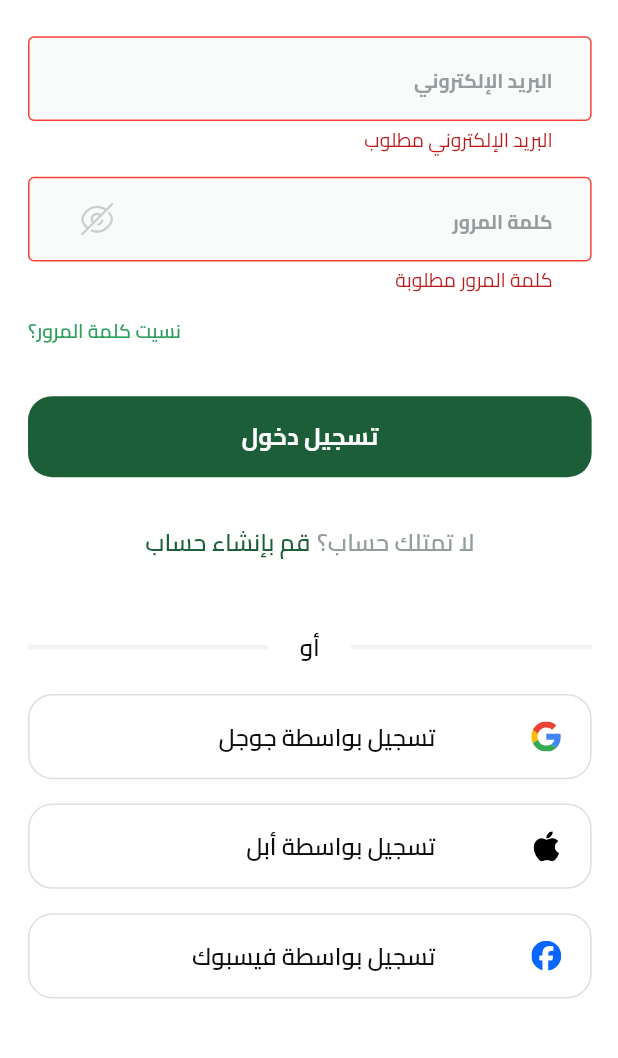
After one commit to khaled365-code/Fruits_Hub_app, a Flutter app: the LoginScreen screen opened by its route, after a tap on "تسجيل دخول", on a phone screen of 412 x 824 dp, the part 122-1180 px from its top. The commit adds this screen. Run offline on Flutter 3.47's test engine with Material 3 defaults, Android fonts, the phone set to English and light mode, and no system bars; drawn by our look-alikes of modal_progress_hud_nsn; our stand-ins replace bloc, dartz, dio, email_validator, equatable, firebase_auth and 7 more; accounts and stored records are empty.

Commit message:
feat: add the signin bloc , enable login using email and password , add custom widget for modal progress hud , modify common fun of building snack bar , modify the service locator to have 'AuthRepo' type basically

```diff
--- a/lib/core/global/theme/theme_data/app_light_theme.dart
+++ b/lib/core/global/theme/theme_data/app_light_theme.dart
@@ -206,9 +206,9 @@
     return SnackBarThemeData(
       insetPadding: EdgeInsets.symmetric(horizontal: 16),
       elevation: 0,
-      behavior: SnackBarBehavior.floating,
       showCloseIcon: true,
       closeIconColor: Colors.white,
+      behavior: SnackBarBehavior.floating,
       backgroundColor: AppColors.primaryColor,
       shape: RoundedRectangleBorder(
         borderRadius: BorderRadius.circular(4),
--- /dev/null
+++ b/lib/core/widgets/custom_progress_hud_widget.dart
@@ -0,0 +1,19 @@
+
+
+
+import 'package:flutter/material.dart';
+import 'package:modal_progress_hud_nsn/modal_progress_hud_nsn.dart';
+
+class CustomProgressHudWidget extends StatelessWidget {
+  const CustomProgressHudWidget({super.key,required this.isLoading,required this.child});
+
+
+  final bool isLoading;
+  final Widget child;
+  @override
+  Widget build(BuildContext context) {
+    return ModalProgressHUD(
+        inAsyncCall: isLoading,
+        child: child);
+  }
+}
--- a/lib/features/auth/domain/repos/auth_repo.dart
+++ b/lib/features/auth/domain/repos/auth_repo.dart
@@ -13,6 +13,10 @@
 
 
 
+  Future<Either<Failure,USerEntity>> signInUsingEmailAndPassword({required String email,required String password});
+
+
+
 
 
 
--- a/lib/features/auth/presentation/manager/login_bloc/login_bloc.dart
+++ b/lib/features/auth/presentation/manager/login_bloc/login_bloc.dart
@@ -3,6 +3,8 @@
 import 'package:flutter/cupertino.dart';
 import 'package:flutter_bloc/flutter_bloc.dart';
 import 'package:fruits_commerce_app/core/global/constants/app_constants.dart';
+import 'package:fruits_commerce_app/features/auth/domain/entities/user_entity.dart';
+import 'package:fruits_commerce_app/features/auth/domain/repos/auth_repo.dart';
 import 'package:meta/meta.dart';
 
 
@@ -14,29 +16,28 @@
 
   static get(BuildContext context)=>BlocProvider.of(context);
 
-  AutovalidateMode loginValidateMode=AutovalidateMode.disabled;
   GlobalKey<FormState> loginFormKey=GlobalKey();
   TextEditingController emailController=TextEditingController();
   TextEditingController passwordController=TextEditingController();
 
-  LoginBloc() : super(LoginState()) {
+  final AuthRepo authRepo;
+
+
+  LoginBloc({required this.authRepo}) : super(LoginState()) {
     on<LoginEvent>((event, emit) async
     {
       if(event is LoginUsingEmailAndPasswordEvent)
         {
           emit(state.copyWith(requestState: RequestStates.loading));
-          await Future.delayed(Duration(seconds:10),(){
-            if(event.email=='khaled.mohamed.dev.tech@gmail.com' && event.password=='khaled123')
-            {
-              emit(state.copyWith(requestState: RequestStates.success));
-            }
-            else
-            {
-              emit(state.copyWith(requestState: RequestStates.error));
-            }
-          });
-
-
+          var result=await authRepo.signInUsingEmailAndPassword(email: event.email, password: event.password);;
+          result.fold(
+          (failure) => emit(state.copyWith(errorMessage: failure.callBack,requestState: RequestStates.error)),
+          (userEntity) => emit(state.copyWith(userEntity: userEntity,requestState: RequestStates.success)),
+         );
+      }
+      if(event is ChangeValidationModeEvent)
+        {
+          emit(state.copyWith(loginValidateMode: AutovalidateMode.always));
         }
     });
   }
--- a/lib/features/auth/presentation/manager/login_bloc/login_event.dart
+++ b/lib/features/auth/presentation/manager/login_bloc/login_event.dart
@@ -17,7 +17,11 @@
   @override
   List<Object?> get props => [email,password];
 
+}
 
-
+final class ChangeValidationModeEvent extends LoginEvent
+{
+  @override
+  List<Object?> get props => [];
 
 }
--- a/lib/features/auth/presentation/manager/login_bloc/login_state.dart
+++ b/lib/features/auth/presentation/manager/login_bloc/login_state.dart
@@ -4,16 +4,26 @@
 class LoginState extends Equatable {
 
   final RequestStates requestState;
+  final String? errorMessage;
+  final USerEntity? user;
+  final AutovalidateMode? loginValidateMode;
 
 
-  const LoginState({this.requestState=RequestStates.initial});
+  const LoginState({this.requestState=RequestStates.initial,
+  this.errorMessage,
+  this.user,
+  this.loginValidateMode=AutovalidateMode.disabled
+  });
 
 
 
-  LoginState copyWith({RequestStates? requestState})
+  LoginState copyWith({RequestStates? requestState,String? errorMessage,USerEntity? userEntity,AutovalidateMode? loginValidateMode})
   {
     return LoginState(
-      requestState: requestState??this.requestState
+      requestState: requestState??this.requestState,
+      errorMessage: errorMessage??this.errorMessage,
+      user: userEntity??this.user,
+      loginValidateMode: loginValidateMode??this.loginValidateMode,
     );
   }
 
@@ -21,7 +31,7 @@
 
 
   @override
-  List<Object?> get props => [requestState];
+  List<Object?> get props => [requestState,errorMessage,user,loginValidateMode];
 
 
 
--- a/lib/features/auth/presentation/views/screens/login_screen.dart
+++ b/lib/features/auth/presentation/views/screens/login_screen.dart
@@ -9,6 +9,7 @@
 import 'package:fruits_commerce_app/core/routes/routes.dart';
 import 'package:fruits_commerce_app/core/utils/app_assets.dart';
 import 'package:fruits_commerce_app/core/widgets/custom_app_bar.dart';
+import 'package:fruits_commerce_app/core/widgets/custom_progress_hud_widget.dart';
 import 'package:fruits_commerce_app/core/widgets/real_app_bar_widget.dart';
 import 'package:fruits_commerce_app/core/widgets/shared_button.dart';
 import 'package:fruits_commerce_app/core/widgets/space_widget.dart';
@@ -35,31 +36,31 @@
     LoginBloc loginBloc=context.read<LoginBloc>();
     return Scaffold(
       appBar: buildCommonAppBar(),
-      body: CustomScrollView(
+      body: BlocConsumer<LoginBloc, LoginState>(
+        listener: (context, state) {
+          if(state.requestState==RequestStates.success)
+          {
+            buildSnackBarMessage(text: 'تم تسجيل الدخول بنجاح', context: context);
+          }
+          if (state.requestState==RequestStates.error)
+          {
+            buildSnackBarMessage(text: state.errorMessage!, context: context,errorMessage: true);
+          }
+        },
+  builder: (context, state) {
+    return CustomProgressHudWidget(
+        isLoading: state.requestState==RequestStates.loading?true:false,
+        child: CustomScrollView(
           slivers:
           [
 
             SliverToBoxAdapter(
               child: Padding(
                 padding: EdgeInsetsDirectional.only(start: 16.w,end: 17.w),
-              child: BlocConsumer<LoginBloc, LoginState>(
-                listener: (context, state)
-                {
-
-                  if(state.requestState==RequestStates.success)
-                    {
-                      buildSnackBarMessage(text: 'Done', context: context);
-                   }
-                  if (state.requestState==RequestStates.error)
-                    {
-                      buildSnackBarMessage(text: 'Error', context: context);
-                    }
-
-                },
-           builder: (context, state) {
-           return BlocBuilder<LoginBloc,LoginState>(
-                builder: (context, state) {
-                  return Column(
+                child: Form(
+                  key: loginBloc.loginFormKey,
+                  autovalidateMode: state.loginValidateMode,
+                  child: Column(
                         children:
                         [
                           RealAppBarWidget(title: 'تسجيل دخول',canBack: false,),
@@ -88,13 +89,19 @@
                             ],
                           ),
                           SpaceWidget(height: 33,),
-                      state.requestState==RequestStates.loading?
-                      CircularProgressIndicator():
                           SharedButton(btnText: 'تسجيل دخول', onPressedBtn: ()
                           {
+                            if(loginBloc.loginFormKey.currentState!.validate())
+                              {
+                                loginBloc.loginFormKey.currentState!.save();
                                 loginBloc..add(LoginUsingEmailAndPasswordEvent(
                                     loginBloc.emailController.text,
                                     loginBloc.passwordController.text));
+                              }
+                            else
+                              {
+                                loginBloc..add(ChangeValidationModeEvent());
+                              }
                           }),
                           SpaceWidget(height: 33,),
                           HaveAccountQuestionText(
@@ -116,10 +123,7 @@
                           ),)
 
                         ],
-                  );
-                },
-              );
-  },
+                      ),
                 ),
               ),
             )
@@ -127,5 +131,8 @@
           ],
         ),
       );
+  },
+),
+    );
   }
 }
--- a/lib/features/auth/presentation/views/widgets/login/email_login_text_field.dart
+++ b/lib/features/auth/presentation/views/widgets/login/email_login_text_field.dart
@@ -1,6 +1,7 @@
 
 
 
+import 'package:email_validator/email_validator.dart';
 import 'package:flutter/material.dart';
 import 'package:flutter_screenutil/flutter_screenutil.dart';
 import 'package:fruits_commerce_app/core/widgets/custom_outlined_text_field_widget.dart';
@@ -15,6 +16,22 @@
   @override
   Widget build(BuildContext context) {
     return CustomOutlinedTextField(
+      validator: (value)
+      {
+        if(value!.isEmpty)
+          {
+            return 'البريد الإلكتروني مطلوب';
+          }
+        else if (EmailValidator.validate(value)==false)
+          {
+            return 'البريد الإلكتروني غير صحيح';
+          }
+        else
+          {
+            return null;
+          }
+
+      },
       hintText: 'البريد الإلكتروني',
       contentPadding: EdgeInsetsDirectional.only(start: 20.w,top: 15.h,bottom: 17.h),
       controller: emailController,
--- a/lib/features/auth/presentation/views/widgets/login/password_login_text_field.dart
+++ b/lib/features/auth/presentation/views/widgets/login/password_login_text_field.dart
@@ -6,7 +6,7 @@
 import 'package:fruits_commerce_app/core/utils/app_assets.dart';
 import 'package:fruits_commerce_app/core/widgets/custom_outlined_text_field_widget.dart';
 
-class PasswordLoginTextField extends StatelessWidget {
+class PasswordLoginTextField extends StatefulWidget {
   const PasswordLoginTextField({
     super.key, required this.passwordController,
   });
@@ -14,16 +14,41 @@
   final TextEditingController passwordController;
 
   @override
+  State<PasswordLoginTextField> createState() => _PasswordLoginTextFieldState();
+}
+
+class _PasswordLoginTextFieldState extends State<PasswordLoginTextField> {
+
+  bool securedText=true;
+  @override
   Widget build(BuildContext context) {
     return CustomOutlinedTextField(
-      obSecureText: true,
+      validator: (value)
+      {
+        if(value!.isEmpty)
+          {
+            return 'كلمة المرور مطلوبة';
+          }
+        else
+          {
+            return null;
+          }
+      },
+      obSecureText: securedText,
       hintText: 'كلمة المرور',
       contentPadding: EdgeInsetsDirectional.only(start: 20.w,top: 15.h,bottom: 17.h,),
-      controller: passwordController,
+      controller: widget.passwordController,
       keyBoardType: TextInputType.text,
       suffix: Padding(
         padding: EdgeInsetsDirectional.only(end: 31.w),
-        child: SvgPicture.asset(ImageConstants.passwordEyeIcon),
+        child: GestureDetector(
+          onTap: ()
+            {
+              setState(() {
+                securedText=!securedText;
+              });
+            },
+            child: securedText==true?SvgPicture.asset(ImageConstants.securedEyePasswordIcon): SvgPicture.asset(ImageConstants.passwordEyeIcon)),
       ),
     );
   }
```
Also changed, not shown: lib/core/global/common_functions.dart (+1 -8 lines), lib/core/service_locator/service_locator.dart (+6 -3 lines), lib/core/services/firebase_auth_service.dart (+42 -0 lines), lib/features/auth/data/repos/auth_repo_implementation.dart (+13 -0 lines), lib/features/auth/presentation/views/screens/signup_screen.dart (+3 -4 lines). Lines whose indentation alone changed are shown as unchanged.
